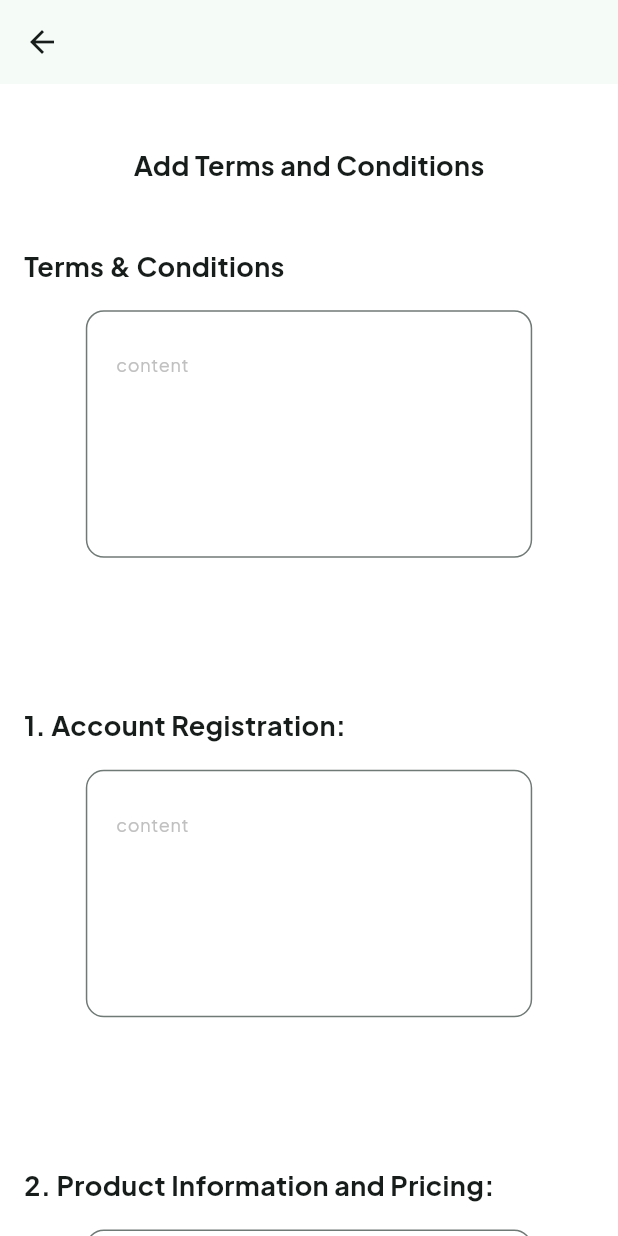
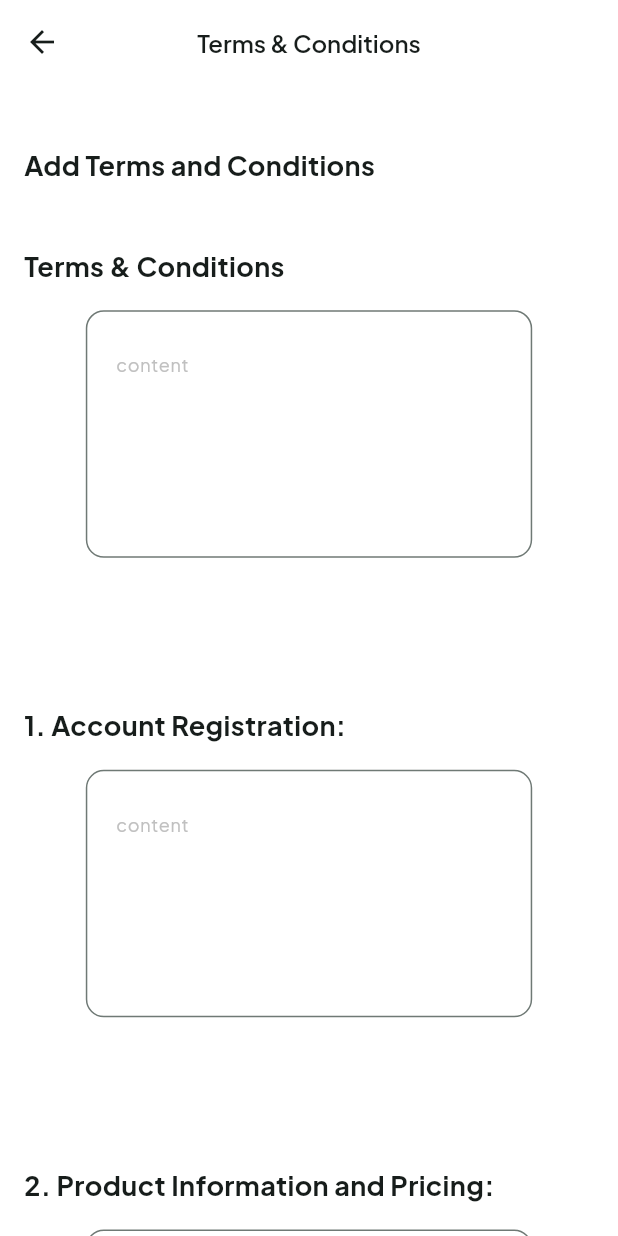
Before and after one commit to aliNassef/taswaq_dashboard, a Flutter app: the TermsCondationView screen opened by its route, on a phone screen of 412 x 824 dp. Run offline on Flutter 3.47's test engine with Material 3 defaults, Android fonts, the phone set to English and light mode, and no system bars; our stand-ins replace cloud_firestore, dartz, firebase_core, flutter_bloc, flutter_svg, fluttertoast and 1 more; accounts and stored records are empty.

Commit message:
add logic to  terms condation

```diff
--- a/lib/core/services/end_ponits.dart
+++ b/lib/core/services/end_ponits.dart
@@ -1,5 +1,6 @@
 class EndPoints {
   static const String privacyPolicy = 'privacy-policy';
+  static const String termsCondations = 'terms & condations';
 }
 
 class ApiKey {
@@ -11,4 +12,14 @@ class ApiKey {
   static const childrenPrivacy = 'ChildrenPrivacy';
   static const userRights = 'UserRights';
   static const updatesPrivacy = 'UpdatesPrivacy';
+  static const String terms1 = 'terms1';
+  static const String terms2 = 'terms2';
+  static const String terms3 = 'terms3';
+  static const String terms4 = 'terms4';
+  static const String terms5 = 'terms5';
+  static const String terms6 = 'terms6';
+  static const String terms7 = 'terms7';
+  static const String terms8 = 'terms8';
+  static const String terms9 = 'terms9';
+  static const String terms10 = 'terms10';
 }
--- /dev/null
+++ b/lib/features/terms_condations/domain/entity/terms_entity.dart
@@ -0,0 +1,39 @@
+import '../../../../core/services/end_ponits.dart';
+
+class TermsEntity {
+  final String terms1;
+  final String terms2;
+  final String terms3;
+  final String terms4;
+  final String terms5;
+  final String terms6;
+  final String terms7;
+  final String terms8;
+  final String terms9;
+  final String terms10;
+
+  const TermsEntity({
+    required this.terms1,
+    required this.terms2,
+    required this.terms3,
+    required this.terms4,
+    required this.terms5,
+    required this.terms6,
+    required this.terms7,
+    required this.terms8,
+    required this.terms9,
+    required this.terms10,
+  });
+  Map<String, dynamic> toMap() => {
+        ApiKey.terms1: terms1,
+        ApiKey.terms2: terms2,
+        ApiKey.terms3: terms3,
+        ApiKey.terms4: terms4,
+        ApiKey.terms5: terms5,
+        ApiKey.terms6: terms6,
+        ApiKey.terms7: terms7,
+        ApiKey.terms8: terms8,
+        ApiKey.terms9: terms9,
+        ApiKey.terms10: terms10,
+      };
+}
--- /dev/null
+++ b/lib/features/terms_condations/domain/repo/terms_condation_repo.dart
@@ -0,0 +1,9 @@
+import 'package:dartz/dartz.dart';
+import 'package:taswaq_dashboard/core/errors/failure.dart';
+
+import '../entity/terms_entity.dart';
+
+abstract class TermsCondationRepo {
+  Future<void> addData({required Map<String, dynamic> data});
+  Future<Either<Failure, TermsEntity>> getData();
+}
--- a/lib/features/terms_condations/presentation/manger/terms_conndation_cubit/terms_condation_cubit.dart
+++ b/lib/features/terms_condations/presentation/manger/terms_conndation_cubit/terms_condation_cubit.dart
@@ -1,7 +1,51 @@
+import 'package:flutter/material.dart';
 import 'package:flutter_bloc/flutter_bloc.dart';
+import 'package:taswaq_dashboard/features/terms_condations/domain/repo/terms_condation_repo.dart';
 
+import '../../../../../core/services/end_ponits.dart';
 import 'terms_condation_state.dart';
 
 class TermsCondationCubit extends Cubit<TermsCondationState> {
-  TermsCondationCubit() : super(TermsCondationInitial());
+  TermsCondationCubit(this._termsCondationRepo)
+      : super(TermsCondationInitial());
+  final TermsCondationRepo _termsCondationRepo;
+  TextEditingController terms1 = TextEditingController();
+  TextEditingController terms2 = TextEditingController();
+  TextEditingController terms3 = TextEditingController();
+  TextEditingController terms4 = TextEditingController();
+  TextEditingController terms5 = TextEditingController();
+  TextEditingController terms6 = TextEditingController();
+  TextEditingController terms7 = TextEditingController();
+  TextEditingController terms8 = TextEditingController();
+  TextEditingController terms9 = TextEditingController();
+  TextEditingController terms10 = TextEditingController();
+
+  void getTermsCondation() async {
+    emit(TermsCondationGetDataLoading());
+    final data = await _termsCondationRepo.getData();
+    data.fold(
+      (error) => emit(
+        TermsCondationGetDataFailure(errMessage: error.errMessage),
+      ),
+      (data) => emit(
+        TermsCondationGetDataSuccess(entity: data),
+      ),
+    );
+  }
+
+  void updateTermsCondation() async {
+    _termsCondationRepo.addData(data: {
+      ApiKey.terms1: terms1.text,
+      ApiKey.terms2: terms2.text,
+      ApiKey.terms3: terms3.text,
+      ApiKey.terms4: terms4.text,
+      ApiKey.terms5: terms5.text,
+      ApiKey.terms6: terms6.text,
+      ApiKey.terms7: terms7.text,
+      ApiKey.terms8: terms8.text,
+      ApiKey.terms9: terms9.text,
+      ApiKey.terms10: terms10.text,
+    });
+    emit(TermsCondationUpdateDataSuccess());
+  }
 }
--- a/lib/features/terms_condations/presentation/manger/terms_conndation_cubit/terms_condation_state.dart
+++ b/lib/features/terms_condations/presentation/manger/terms_conndation_cubit/terms_condation_state.dart
@@ -1,3 +1,20 @@
+import 'package:taswaq_dashboard/features/terms_condations/domain/entity/terms_entity.dart';
+
 final class TermsCondationState {}
 
 final class TermsCondationInitial extends TermsCondationState {}
+
+final class TermsCondationGetDataLoading extends TermsCondationState {}
+
+final class TermsCondationGetDataSuccess extends TermsCondationState {
+  final TermsEntity entity;
+
+  TermsCondationGetDataSuccess({required this.entity});
+}
+
+final class TermsCondationGetDataFailure extends TermsCondationState {
+  final String errMessage;
+
+  TermsCondationGetDataFailure({required this.errMessage});
+}
+final class TermsCondationUpdateDataSuccess extends TermsCondationState {}
--- a/lib/features/terms_condations/presentation/view/terms_condation_view.dart
+++ b/lib/features/terms_condations/presentation/view/terms_condation_view.dart
@@ -1,5 +1,10 @@
 import 'package:flutter/material.dart';
+import 'package:flutter_bloc/flutter_bloc.dart';
+import 'package:taswaq_dashboard/features/terms_condations/presentation/manger/terms_conndation_cubit/terms_condation_cubit.dart';
 
+import '../../../../core/dI/dependency_injuction.dart';
+import '../../../../core/utils/app_styles.dart';
+import '../../domain/repo/terms_condation_repo.dart';
 import '../widgets/terms_conddation_view_body.dart';
 
 class TermsCondationView extends StatelessWidget {
@@ -8,9 +13,27 @@ class TermsCondationView extends StatelessWidget {
   @override
   Widget build(BuildContext context) {
     return Scaffold(
-      appBar: AppBar(),
-      body: const SafeArea(
-        child: TermsCondationViewBody(),
+      appBar: buildTermsCondationViewAppBar(),
+      body: BlocProvider(
+        create: (context) => TermsCondationCubit(
+          getIt<TermsCondationRepo>(),
+        ),
+        child: const SafeArea(
+          child: TermsCondationViewBody(),
+        ),
+      ),
+    );
+  }
+
+  AppBar buildTermsCondationViewAppBar() {
+    return AppBar(
+      scrolledUnderElevation: 0,
+      backgroundColor: Colors.transparent,
+      elevation: 0,
+      centerTitle: true,
+      title: const Text(
+        'Terms & Conditions',
+        style: AppStyles.textStyle16SB,
       ),
     );
   }
--- a/lib/features/terms_condations/presentation/widgets/terms_conddation_view_body.dart
+++ b/lib/features/terms_condations/presentation/widgets/terms_conddation_view_body.dart
@@ -1,19 +1,23 @@
 import 'package:flutter/material.dart';
+import 'package:flutter_bloc/flutter_bloc.dart';
 import 'package:taswaq_dashboard/features/terms_condations/presentation/widgets/terms_condation_field_item.dart';
 
 import '../../../../core/utils/app_styles.dart';
+import '../manger/terms_conndation_cubit/terms_condation_cubit.dart';
 
 class TermsCondationViewBody extends StatelessWidget {
   const TermsCondationViewBody({super.key});
 
   @override
   Widget build(BuildContext context) {
+    final cubit = context.read<TermsCondationCubit>();
     return Padding(
       padding: const EdgeInsets.symmetric(
         horizontal: 16,
       ),
       child: SingleChildScrollView(
         child: Column(
+          crossAxisAlignment: CrossAxisAlignment.stretch,
           children: [
             SizedBox(
               height: MediaQuery.sizeOf(context).height * 0.05,
@@ -21,53 +25,50 @@ class TermsCondationViewBody extends StatelessWidget {
             const Text(
               'Add Terms and Conditions',
               style: AppStyles.textStyle18B,
+              textAlign: TextAlign.start,
             ),
             SizedBox(
               height: MediaQuery.sizeOf(context).height * 0.05,
             ),
             TermsCondationFieldItem(
               title: 'Terms & Conditions',
-              controller: TextEditingController(),
+              controller: cubit.terms1,
             ),
             TermsCondationFieldItem(
               title: '1. Account Registration:',
-              controller: TextEditingController(),
+              controller: cubit.terms2,
             ),
             TermsCondationFieldItem(
               title: '2. Product Information and Pricing:',
-              controller: TextEditingController(),
+              controller: cubit.terms3,
             ),
             TermsCondationFieldItem(
               title: '3. Order Placement and Fulfillment:',
-              controller: TextEditingController(),
+              controller: cubit.terms4,
             ),
             TermsCondationFieldItem(
               title: '4. Payment:',
-              controller: TextEditingController(),
+              controller: cubit.terms5,
             ),
             TermsCondationFieldItem(
               title: '5. Shipping and Delivery:',
-              controller: TextEditingController(),
+              controller: cubit.terms6,
             ),
             TermsCondationFieldItem(
               title: '6. Returns and Refunds:',
-              controller: TextEditingController(),
+              controller: cubit.terms7,
             ),
             TermsCondationFieldItem(
               title: '7. Intellectual Property:',
-              controller: TextEditingController(),
+              controller: cubit.terms8,
             ),
             TermsCondationFieldItem(
               title: '8. User Conduct:',
-              controller: TextEditingController(),
+              controller: cubit.terms9,
             ),
             TermsCondationFieldItem(
               title: '9. Limitation of Liability:',
-              controller: TextEditingController(),
-            ),
-            TermsCondationFieldItem(
-              title: '9. Limitation of Liability:',
-              controller: TextEditingController(),
+              controller: cubit.terms10,
             ),
           ],
         ),
```
Also changed, not shown: lib/core/dI/dependency_injuction.dart (+15 -0 lines), lib/features/terms_condations/data/model/terms_model.dart (added, +33 -0 lines), lib/features/terms_condations/data/repo/terms_condation_repo_impl.dart (added, +36 -0 lines), lib/features/terms_condations/data/source/terms_remote_source.dart (added, +23 -0 lines).
